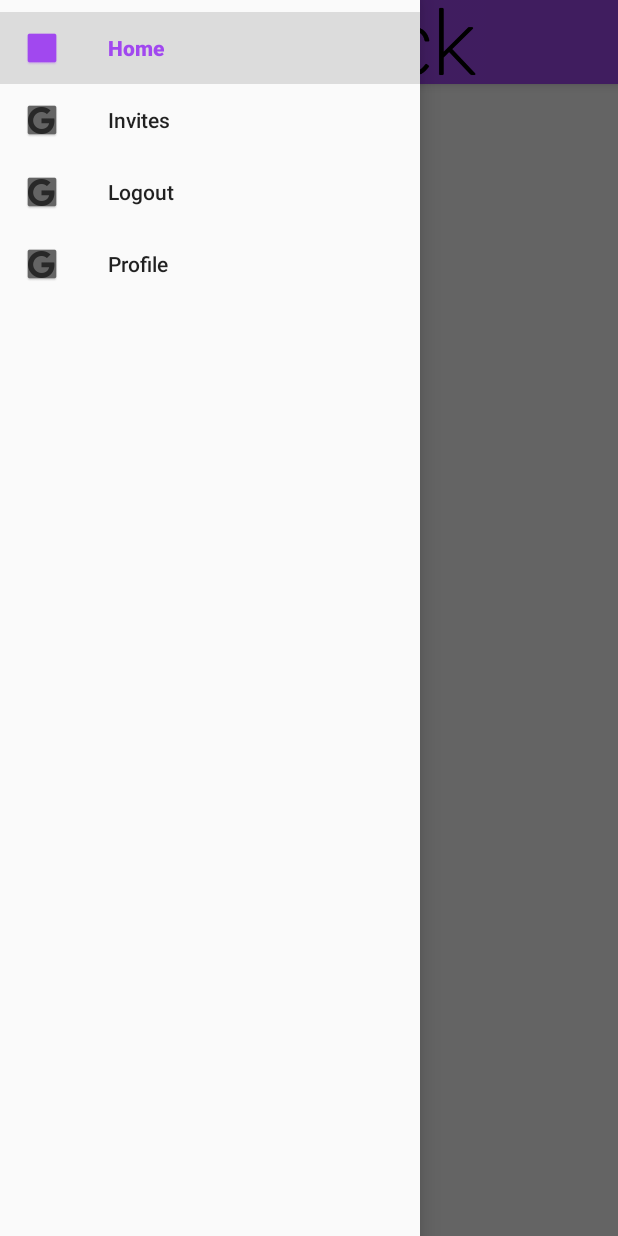
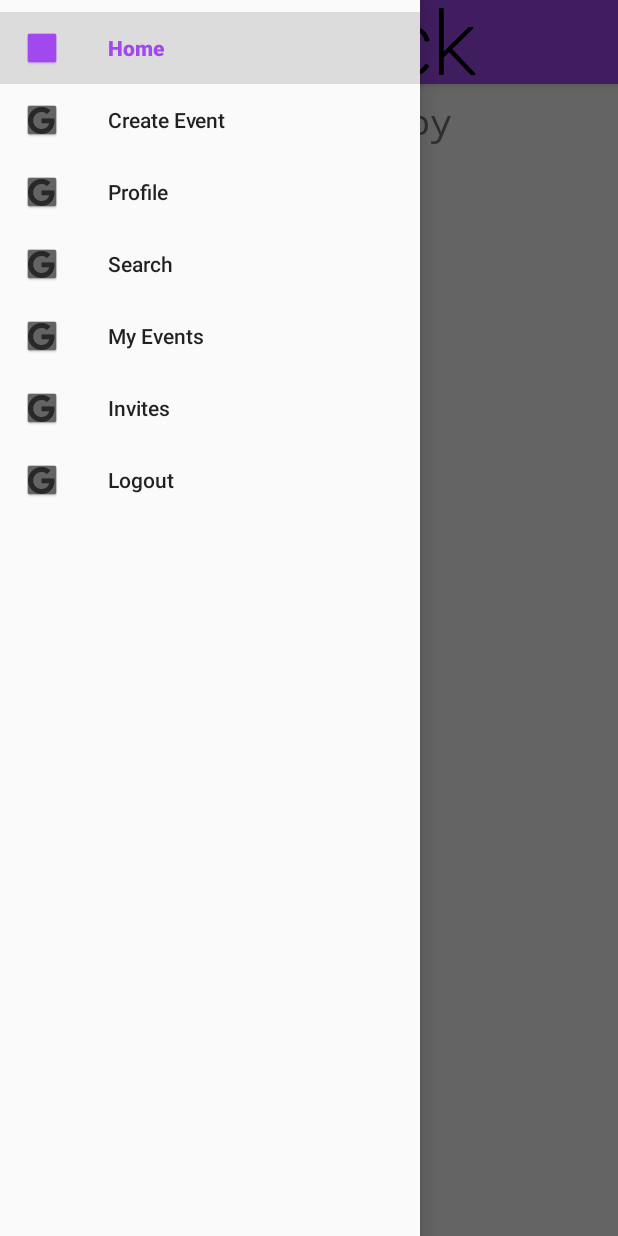
Before and after one commit to ksotengco/kickback, an Android app: the screen it shows after launch once a user with an empty profile is signed in (Appitivty), with the side drawer open, on a phone screen of 412 x 824 dp. Run offline under Robolectric (Android 15) with nearby library versions, the phone set to English and light mode, and no system bars; our stand-ins replace Firebase (no records; nobody signed in at launch, a user with empty details on screens opened directly).

Commit message:
Finishing up?

```diff
--- a/app/src/main/java/edu/cs371m/kickback/activity/MainActivity.java
+++ b/app/src/main/java/edu/cs371m/kickback/activity/MainActivity.java
@@ -46,8 +46,6 @@ public class MainActivity extends AppCompatActivity {
         toolbar.setTitle("");
         setSupportActionBar(toolbar);
 
-//        GoogleApiAvailability.getInstance().makeGooglePlayServicesAvailable(this);
-
         userAuth = FirebaseAuth.getInstance();
 //        userAuth.signOut();
         FirebaseUser currentUser = userAuth.getCurrentUser();
--- a/app/src/main/java/edu/cs371m/kickback/model/Profile.java
+++ b/app/src/main/java/edu/cs371m/kickback/model/Profile.java
@@ -69,5 +69,4 @@ public class Profile {
         this.active = active;
     }
 
-
 }
--- a/app/src/main/java/edu/cs371m/kickback/page/HomePage.java
+++ b/app/src/main/java/edu/cs371m/kickback/page/HomePage.java
@@ -26,57 +26,10 @@ import edu.cs371m.kickback.page.userEvents.MyEvents;
 
 public class HomePage extends Fragment {
 
-    private Button hostButton;
-    private Button attendButton;
-    private Button eventsButton;
-
-    private Button searchButton;
-
     @Nullable
     @Override
     public View onCreateView(@NonNull LayoutInflater inflater, @Nullable ViewGroup container, @Nullable Bundle savedInstanceState) {
         View v = inflater.inflate(R.layout.home_page, container, false);
-
-        // Purely for test purposes; delete later
-        // ----------------------------------------------------------------------------
-        String name = Appitivty.getCurrentProfile().getFirstName() + " " + Appitivty.getCurrentProfile().getLastName();
-
-        TextView tv = v.findViewById(R.id.username_text);
-        tv.setText(name);
-        // ----------------------------------------------------------------------------
-
-        hostButton = v.findViewById(R.id.hostShortcut);
-        hostButton.setOnClickListener(new View.OnClickListener() {
-            @Override
-            public void onClick(View view) {
-                Intent in = new Intent(getContext(), CreateEvent.class);
-                getActivity().startActivity(in);
-            }
-        });
-
-        attendButton = v.findViewById(R.id.attendShortcut);
-        eventsButton = v.findViewById(R.id.myEventsShortcut);
-        eventsButton.setOnClickListener(new View.OnClickListener() {
-            @Override
-            public void onClick(View view) {
-                getActivity().getSupportFragmentManager().beginTransaction()
-                        .addToBackStack(null)
-                        .replace(R.id.app_fragment, new MyEvents())
-                        .commit();
-            }
-        });
-
-        searchButton = v.findViewById(R.id.searchEvents);
-        searchButton.setOnClickListener(new View.OnClickListener() {
-            @Override
-            public void onClick(View view) {
-                getActivity().getSupportFragmentManager().beginTransaction()
-                        .addToBackStack(null)
-                        .replace(R.id.app_fragment, new SearchResults())
-                        .commit();
-            }
-        });
-
         return v;
     }
 }
--- a/app/src/main/res/menu/nav_drawer.xml
+++ b/app/src/main/res/menu/nav_drawer.xml
@@ -6,6 +6,27 @@
             android:icon="@drawable/common_google_signin_btn_icon_dark"
             android:checked="true"
             android:title="Home" />
+
+        <item
+            android:id="@+id/nav_create"
+            android:icon="@drawable/common_google_signin_btn_icon_dark"
+            android:title="Create Event" />
+
+        <item
+            android:id="@+id/nav_profile"
+            android:icon="@drawable/common_google_signin_btn_icon_dark"
+            android:title="Profile" />
+
+        <item
+            android:id="@+id/nav_search"
+            android:icon="@drawable/common_google_signin_btn_icon_dark"
+            android:title="Search" />
+
+        <item
+            android:id="@+id/nav_events"
+            android:icon="@drawable/common_google_signin_btn_icon_dark"
+            android:title="My Events" />
+
         <item
             android:id="@+id/nav_invites"
             android:icon="@drawable/common_google_signin_btn_icon_dark"
@@ -14,11 +35,5 @@
             android:id="@+id/nav_logout"
             android:icon="@drawable/common_google_signin_btn_icon_dark"
             android:title="Logout" />
-
-        <item
-            android:id="@+id/nav_profile"
-            android:icon="@drawable/common_google_signin_btn_icon_dark"
-            android:title="Profile" />
-
     </group>
 </menu>
```
Also changed, not shown: app/src/main/java/edu/cs371m/kickback/activity/Appitivty.java (+17 -0 lines), app/src/main/java/edu/cs371m/kickback/model/Event.java (+0 -21 lines), app/src/main/java/edu/cs371m/kickback/page/EventInvites.java (+0 -13 lines), app/src/main/java/edu/cs371m/kickback/page/LandingPage.java (+2 -20 lines), app/src/main/java/edu/cs371m/kickback/page/ProfilePage.java (+13 -2 lines), app/src/main/java/edu/cs371m/kickback/page/creatingEvents/CreateEvent.java (+5 -17 lines), app/src/main/java/edu/cs371m/kickback/page/creatingEvents/NameAndDescription.java (+0 -24 lines), app/src/main/java/edu/cs371m/kickback/page/creatingEvents/TimeAndDate.java (+0 -25 lines), app/src/main/java/edu/cs371m/kickback/page/searching/SearchOptions.java (deleted, +0 -18 lines), app/src/main/res/layout/create_event_main.xml (+8 -6 lines), app/src/main/res/layout/home_page.xml (+16 -43 lines).
